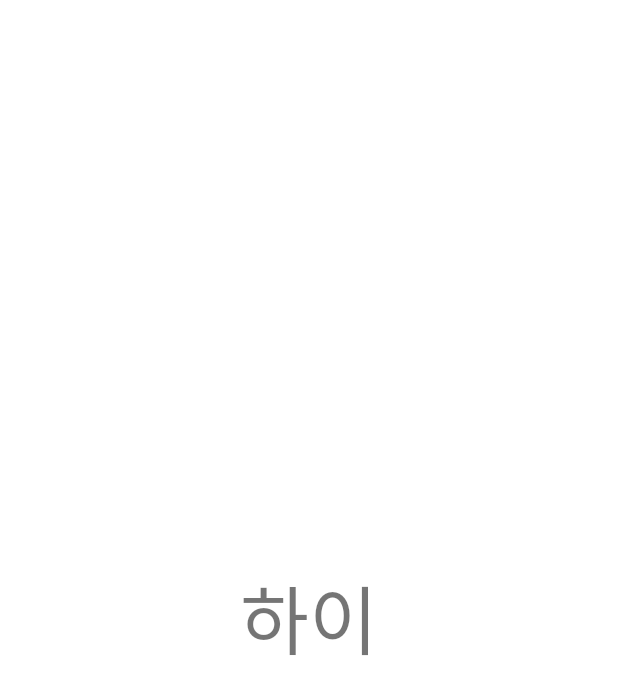
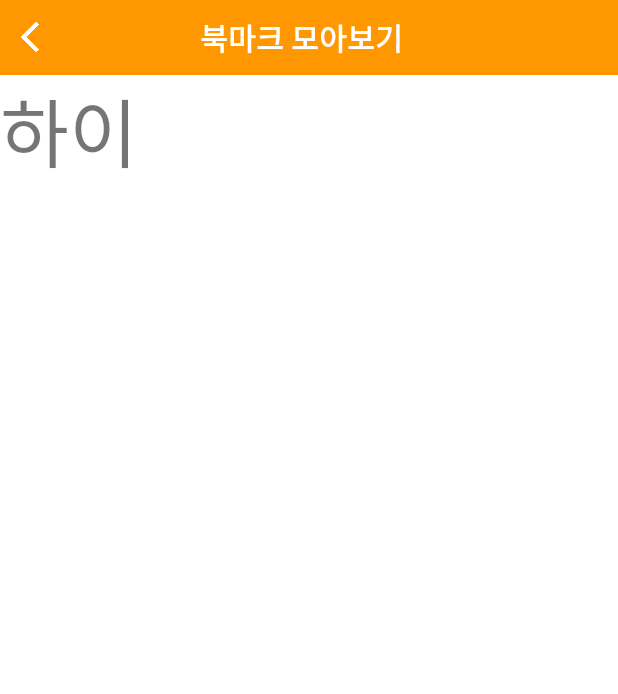
Before and after one commit to RoadFoodGoblinP/RFG2021, an Android app: the Setting screen opened directly, with no data from a screen before it, on a phone screen of 412 x 824 dp. Shown: the top 694 px of the screen. Run offline under Robolectric (Android 15) with nearby library versions, the light colour scheme and no system bars.

Commit message:
1116_sohee

```diff
--- a/app/build.gradle
+++ b/app/build.gradle
@@ -52,7 +52,7 @@ dependencies {
 
 
     // 카카오 로그인
-//    implementation group: project.KAKAO_SDK_GROUP, name: 'usermgmt', version: project.KAKAO_SDK_VERSION
+    //implementation group: project.KAKAO_SDK_GROUP, name: 'usermgmt', version: project.KAKAO_SDK_VERSION
 
     //Glide(URL로 이미지 불러오기)
     implementation 'com.github.bumptech.glide:glide:4.9.0'
--- a/app/src/main/java/com/example/rfg2021/Setting.java
+++ b/app/src/main/java/com/example/rfg2021/Setting.java
@@ -3,12 +3,25 @@ package com.example.rfg2021;
 import androidx.appcompat.app.AppCompatActivity;
 
 import android.os.Bundle;
+import android.view.View;
+import android.widget.ImageView;
 
 public class Setting extends AppCompatActivity {
+    private ImageView setting_BackBtn;
 
     @Override
     protected void onCreate(Bundle savedInstanceState) {
         super.onCreate(savedInstanceState);
         setContentView(R.layout.activity_setting);
+
+        setting_BackBtn = findViewById(R.id.setting_BackBtn);
+
+        // 뒤로가기 버튼
+        setting_BackBtn.setOnClickListener(new View.OnClickListener() {
+            @Override
+            public void onClick(View view) {
+                finish();
+            }
+        });
     }
 }
--- a/app/src/main/res/layout/activity_setting.xml
+++ b/app/src/main/res/layout/activity_setting.xml
@@ -5,8 +5,47 @@
     android:layout_width="match_parent"
     android:layout_height="match_parent"
     android:orientation="vertical"
-    android:gravity="center"
     tools:context=".Setting">
+
+    <!--툴바 영역 시작-->
+    <androidx.appcompat.widget.Toolbar
+        android:layout_width="match_parent"
+        android:layout_height="50dp"
+        android:background="#FF9800"
+        app:contentInsetStart="10dp">
+
+        <LinearLayout
+            android:layout_marginRight="10dp"
+            android:gravity="center_vertical"
+            android:layout_width="match_parent"
+            android:layout_height="match_parent"
+            android:orientation="horizontal">
+            <ImageView
+                android:id="@+id/setting_BackBtn"
+                android:src="@drawable/back"
+                android:layout_width="20dp"
+                android:layout_height="20dp"/>
+            <LinearLayout
+                android:gravity="center"
+                android:layout_weight="1"
+                android:layout_width="wrap_content"
+                android:layout_height="wrap_content">
+                <TextView
+                    android:text="북마크 모아보기"
+                    android:textColor="#fff"
+                    android:textSize="20dp"
+                    android:textStyle="bold"
+                    android:layout_width="wrap_content"
+                    android:layout_height="wrap_content"/>
+            </LinearLayout>
+            <ImageView
+                android:src="@android:color/transparent"
+                android:layout_width="30dp"
+                android:layout_height="30dp"/>
+
+        </LinearLayout>
+    </androidx.appcompat.widget.Toolbar>
+    <!--툴바 영역 끝-->
 
     <TextView
         android:textSize="50dp"
--- a/app/src/main/res/navigation/mobile_navigation.xml
+++ b/app/src/main/res/navigation/mobile_navigation.xml
@@ -9,7 +9,7 @@
         android:id="@+id/nav_home"
         android:name="com.example.rfg2021.ui.home.HomeFragment"
         android:label="@string/menu_home"
-        tools:layout="@layout/fragment_home" />
+        tools:layout="@layout/activity_setting" />
 
     <fragment
         android:id="@+id/nav_gallery"
```
Also changed, not shown: app/src/main/AndroidManifest.xml (+7 -6 lines), app/src/main/java/com/example/rfg2021/Index.java (+5 -4 lines), app/src/main/java/com/example/rfg2021/MainActivity.java (+45 -12 lines).
